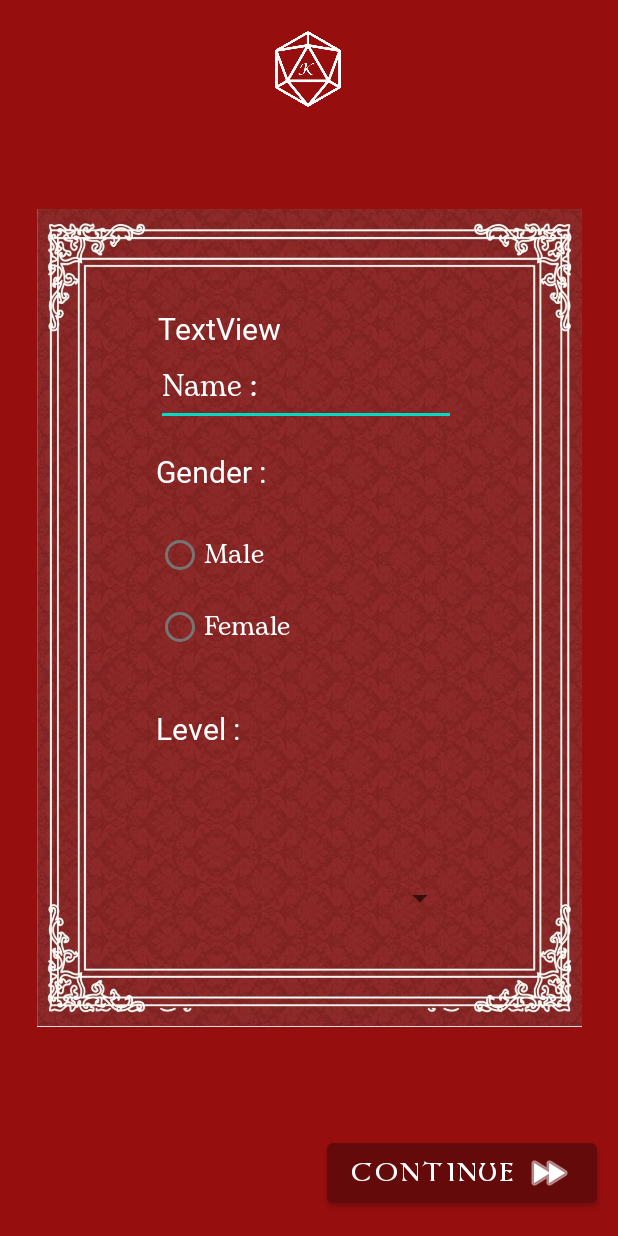
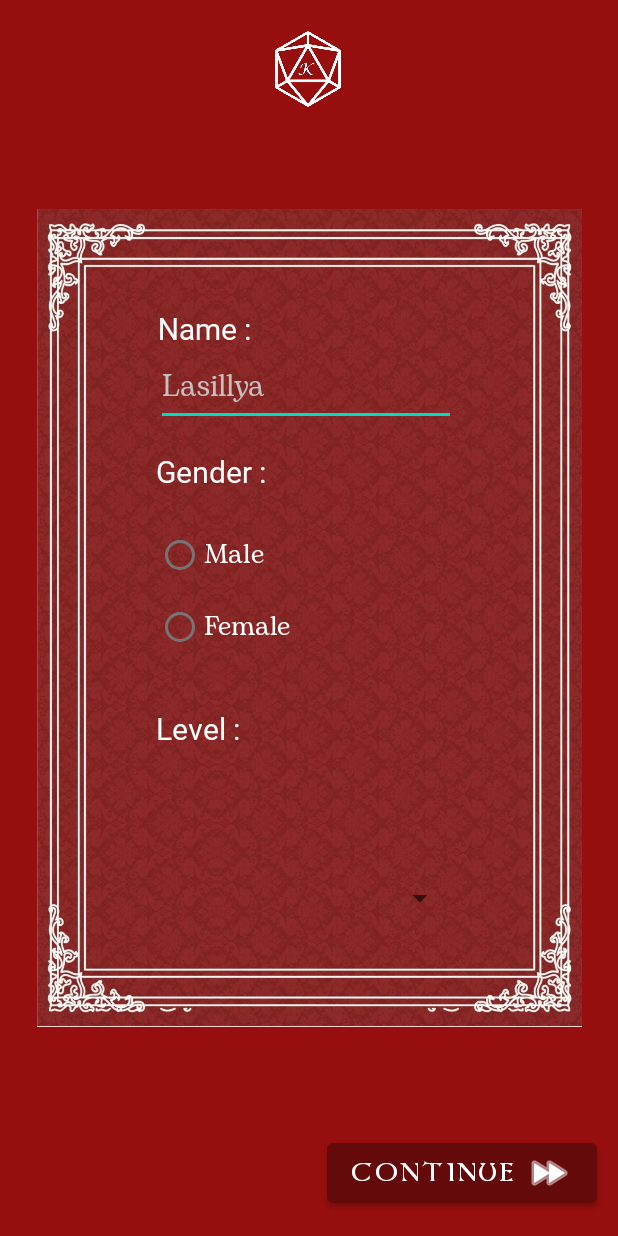
Before and after one commit to matf-pp/2021_Roll-for-Kotlin, an Android app: the screen it shows after launch (MainActivity3), on a phone screen of 412 x 824 dp. Run offline under Robolectric (Android 15) with nearby library versions, the phone set to English and light mode, and no system bars.

Commit message:
Popravila nameTag

```diff
--- a/app/src/main/res/layout/activity_screen1.xml
+++ b/app/src/main/res/layout/activity_screen1.xml
@@ -23,7 +23,7 @@
         android:layout_width="200dp"
         android:layout_height="33dp"
         android:fontFamily="@font/percy_goth"
-        android:text="@string/textview"
+        android:text="@string/name"
         android:textColor="#FFFFFF"
         android:textSize="20sp"
         app:layout_constraintBottom_toBottomOf="parent"
@@ -31,8 +31,7 @@
         app:layout_constraintHorizontal_bias="0.498"
         app:layout_constraintStart_toStartOf="parent"
         app:layout_constraintTop_toTopOf="parent"
-        app:layout_constraintVertical_bias="0.26"
-        tools:text="Name :" />
+        app:layout_constraintVertical_bias="0.26" />
 
     <RadioGroup
         android:id="@+id/radioGroup"
@@ -84,7 +83,7 @@
         android:fontFamily="@font/bogart"
         android:hint="Lasillya"
         android:inputType="textPersonName"
-        android:text="@string/name"
+        android:text="@string/empty"
         android:textColor="#FFFFFF"
         android:textColorHint="#C3C0C0"
         android:textSize="20sp"
--- a/app/src/main/res/values/strings.xml
+++ b/app/src/main/res/values/strings.xml
@@ -3,7 +3,7 @@
     <string name="tab_text_1">Tab 1</string>
     <string name="tab_text_2">Tab 2</string>
     <string name="todo">TODO</string>
-    <string name="textview">TextView</string>
+    <string name="textview"></string>
     <string name="tab2"></string>
     <string name="tab3"></string>
     <string name="tab4"></string>
@@ -16,5 +16,6 @@
     <string name="name">Name :</string>
     <string name="gender">Gender :</string>
     <string name="level">Level :</string>
+    <string name="empty"></string>
 
 </resources>
```
Also changed, not shown: gradle/wrapper/gradle-wrapper.properties.
